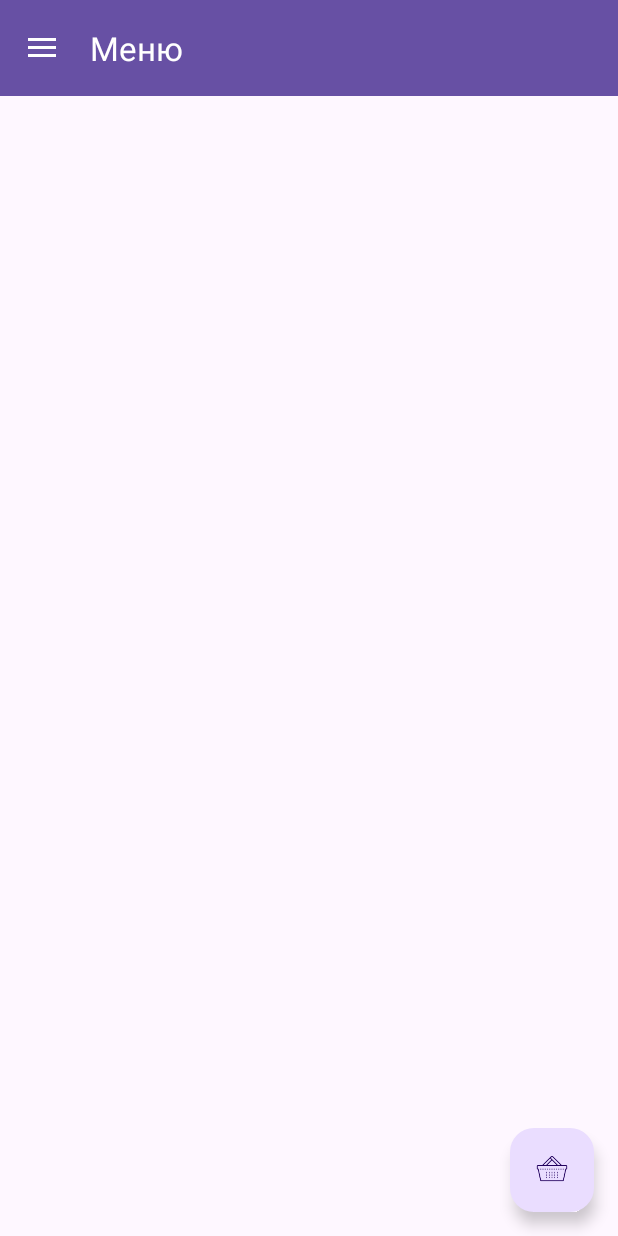
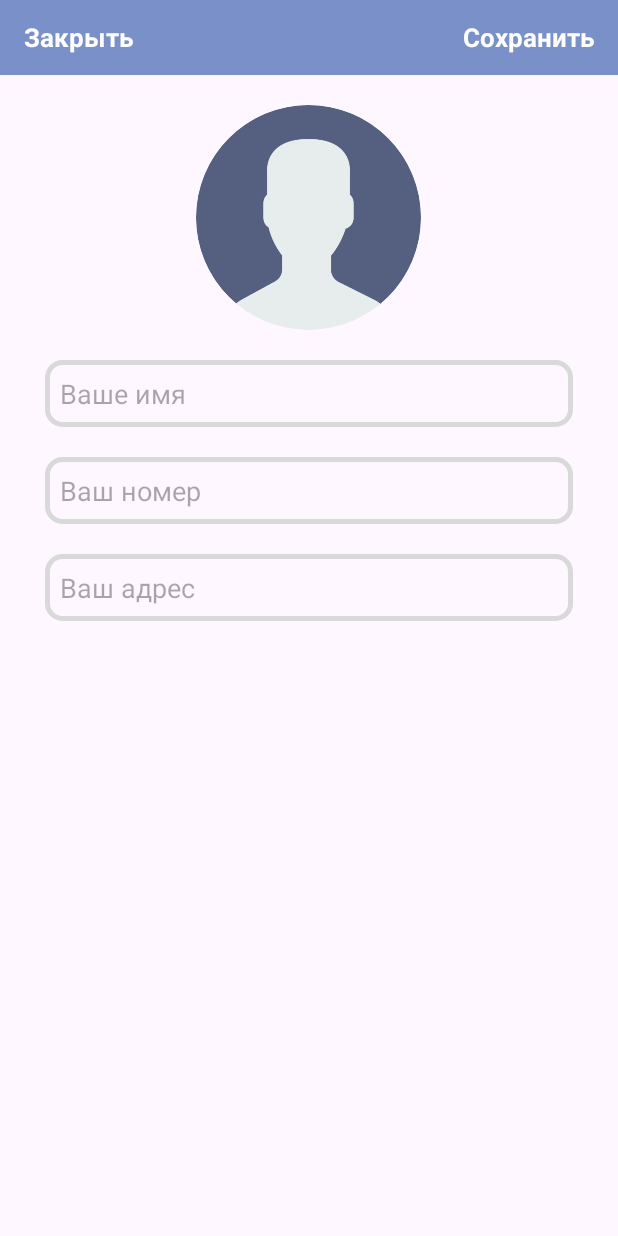
Before and after one commit to albatros82/MyCar, an Android app: the HomeActivity screen opened directly, with no data from a screen before it, in the side drawer, after a tap on "Настройки", on a phone screen of 412 x 824 dp. Run offline under Robolectric (Android 15) with nearby library versions, the phone set to English and light mode, and no system bars; our stand-ins replace CircleImageView, Firebase (no records; nobody signed in at launch, a user with empty details on screens opened directly), navigation-ui; libraries missing offline, so code that uses them is left out: io.paperdb.

Commit message:
без настроек

```diff
--- a/app/src/main/java/com/example/mycar/Model/Users.java
+++ b/app/src/main/java/com/example/mycar/Model/Users.java
@@ -1,7 +1,7 @@
 package com.example.mycar.Model;
 
 public class Users {
-    private String name, phone, pass;
+    private String name, phone, pass, image;
     public  Users()
     {
 
@@ -9,12 +9,20 @@ public class Users {
 
     }
 
-    public Users(String name, String phone, String pass) {
+    public Users(String name, String phone, String pass, String image) {
         this.name = name;
         this.phone = phone;
         this.pass = pass;
+        this.image = image;
     }
 
+    public String getImage() {
+        return image;
+    }
+
+    public void setImage(String image) {
+        this.image = image;
+    }
     public String getName() {
         return name;
     }
--- a/app/src/main/java/com/example/mycar/Prevalent/Prevalent.java
+++ b/app/src/main/java/com/example/mycar/Prevalent/Prevalent.java
@@ -3,7 +3,7 @@ package com.example.mycar.Prevalent;
 import com.example.mycar.Model.Users;
 
 public class Prevalent {
-    private static Users currentOnLineUser;
+    public static Users currentOnLineUser;
 
 
     public static final String UserPhoneKey = "UserPhone";
--- a/app/src/main/java/com/example/mycar/ui/Users/HomeActivity.java
+++ b/app/src/main/java/com/example/mycar/ui/Users/HomeActivity.java
@@ -22,6 +22,7 @@ import com.google.android.material.snackbar.Snackbar;
 import com.google.android.material.navigation.NavigationView;
 import com.google.firebase.database.DatabaseReference;
 import com.google.firebase.database.FirebaseDatabase;
+
 
 
 import androidx.annotation.NonNull;
@@ -82,6 +83,12 @@ public class HomeActivity extends AppCompatActivity implements NavigationView.On
         NavigationView navigationView = findViewById(R.id.nav_view);
         navigationView.setNavigationItemSelectedListener(this);
 
+        View headerView = navigationView.getHeaderView(0);
+        TextView userNameTextView = headerView.findViewById(R.id.user_profile_name);
+        CircleImageView profileImageView = headerView.findViewById(R.id.user_profile_image);
+
+
+
     }
     @Override
     public void onBackPressed() {
@@ -110,6 +117,8 @@ public class HomeActivity extends AppCompatActivity implements NavigationView.On
         } else if(id == R.id.nav_categories){
 
         }  else if(id == R.id.nav_settings){
+            Intent loginIntent = new Intent(HomeActivity.this, SettingsActivity.class);
+            startActivity(loginIntent);
 
 
         } else if (id == R.id.nav_logout) {
--- /dev/null
+++ b/app/src/main/java/com/example/mycar/ui/Users/SettingsActivity.java
@@ -0,0 +1,18 @@
+package com.example.mycar.ui.Users;
+
+import androidx.appcompat.app.AppCompatActivity;
+
+import android.os.Bundle;
+
+import com.example.mycar.R;
+
+import de.hdodenhof.circleimageview.CircleImageView;
+
+public class SettingsActivity extends AppCompatActivity {
+
+    @Override
+    protected void onCreate(Bundle savedInstanceState) {
+        super.onCreate(savedInstanceState);
+        setContentView(R.layout.activity_settings);
+    }
+}
--- /dev/null
+++ b/app/src/main/res/layout/activity_settings.xml
@@ -0,0 +1,103 @@
+<?xml version="1.0" encoding="utf-8"?>
+<RelativeLayout xmlns:android="http://schemas.android.com/apk/res/android"
+    xmlns:app="http://schemas.android.com/apk/res-auto"
+    xmlns:tools="http://schemas.android.com/tools"
+    android:layout_width="match_parent"
+    android:layout_height="match_parent"
+    tools:context=".ui.Users.SettingsActivity">
+
+    <com.google.android.material.appbar.AppBarLayout
+        android:id="@+id/app_bar_settings"
+        android:layout_width="match_parent"
+        android:layout_height="50dp"
+        android:background="@color/material_dynamic_primary60">
+
+    <androidx.appcompat.widget.Toolbar
+        android:id="@+id/toolbar_settings"
+        android:layout_width="match_parent"
+        android:layout_height="wrap_content">
+
+        <RelativeLayout
+            android:layout_width="match_parent"
+            android:layout_height="match_parent">
+
+            <TextView
+                android:id="@+id/close_settings_tv"
+                android:layout_width="wrap_content"
+                android:layout_height="wrap_content"
+                android:text="Закрыть"
+                android:textColor="@android:color/white"
+                android:textSize="17sp"
+                android:layout_alignParentStart="true"
+                android:textStyle="bold"
+                />
+
+            <TextView
+                android:id="@+id/save_settings_tv"
+                android:layout_width="wrap_content"
+                android:layout_height="wrap_content"
+                android:text="Сохранить"
+                android:textColor="@android:color/white"
+                android:textSize="17sp"
+                android:layout_marginEnd="15dp"
+                android:layout_alignParentEnd="true"
+                android:textStyle="bold"
+                />
+
+        </RelativeLayout>
+
+    </androidx.appcompat.widget.Toolbar>
+
+    </com.google.android.material.appbar.AppBarLayout>
+
+    <de.hdodenhof.circleimageview.CircleImageView
+        android:id="@+id/settings_account_image"
+        android:layout_width="150dp"
+        android:layout_height="150dp"
+        android:src="@drawable/profile"
+        android:layout_below="@+id/app_bar_settings"
+        android:layout_centerHorizontal="true"
+        android:layout_marginTop="20dp"
+        />
+
+    <EditText
+        android:id="@+id/settings_fullname"
+        android:layout_width="match_parent"
+        android:layout_height="wrap_content"
+        android:layout_below="@+id/settings_account_image"
+        android:hint="Ваше имя"
+        android:layout_marginRight="30dp"
+        android:layout_marginLeft="30dp"
+        android:layout_marginTop="20dp"
+        android:padding="10dp"
+        android:background="@drawable/input_design"
+        />
+
+    <EditText
+        android:id="@+id/settings_phone"
+        android:layout_width="match_parent"
+        android:layout_height="wrap_content"
+        android:layout_below="@+id/settings_fullname"
+        android:hint="Ваш номер"
+        android:layout_marginRight="30dp"
+        android:layout_marginLeft="30dp"
+        android:layout_marginTop="20dp"
+        android:padding="10dp"
+        android:background="@drawable/input_design"
+        />
+
+    <EditText
+        android:id="@+id/settings_address"
+        android:layout_width="match_parent"
+        android:layout_height="wrap_content"
+        android:layout_below="@+id/settings_phone"
+        android:hint="Ваш адрес"
+        android:layout_marginRight="30dp"
+        android:layout_marginLeft="30dp"
+        android:layout_marginTop="20dp"
+        android:padding="10dp"
+        android:background="@drawable/input_design"
+        />
+
+
+</RelativeLayout>
--- a/app/src/main/res/layout/nav_header_home.xml
+++ b/app/src/main/res/layout/nav_header_home.xml
@@ -26,7 +26,7 @@
 
 
     <TextView
-
+        android:id="@+id/user_profile_name"
         android:layout_width="wrap_content"
         android:layout_height="wrap_content"
         android:paddingTop="@dimen/nav_header_vertical_spacing"
```
Also changed, not shown: app/src/main/AndroidManifest.xml (+5 -3 lines).
